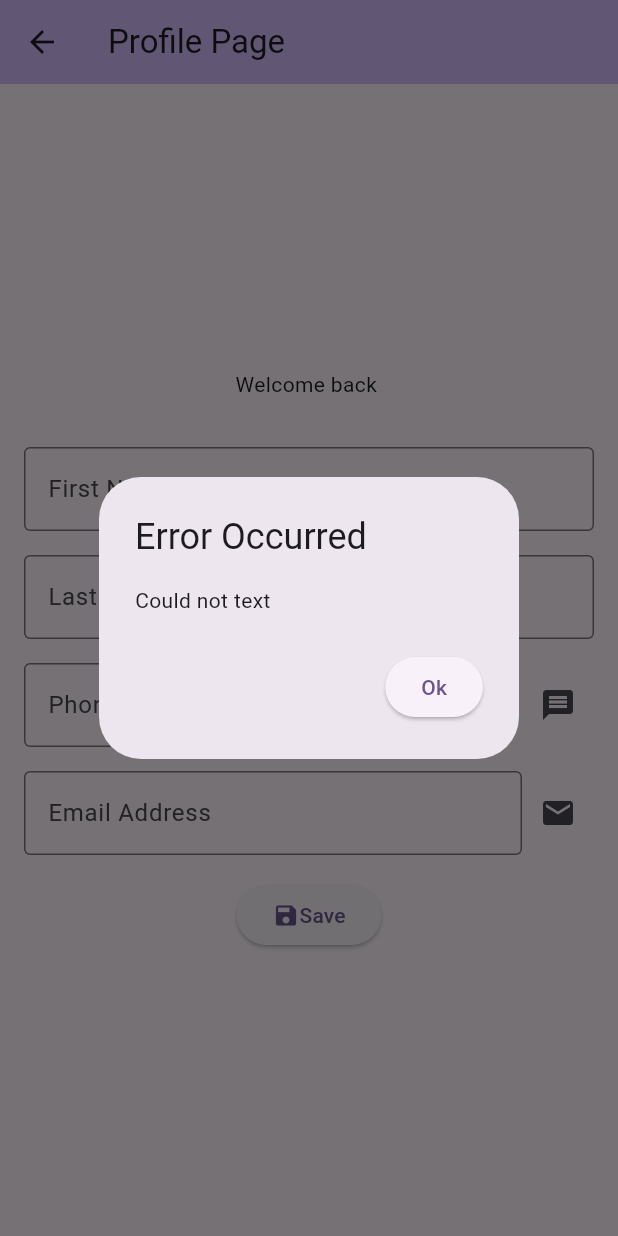
After one commit to olaassaad/my_cst2335_labs, a Flutter app: the ProfilePage screen opened by its route, after a tap on the "phone" icon, after a tap on the "message" icon, on a phone screen of 412 x 824 dp. The commit adds this screen. Run offline on Flutter 3.47's test engine with Material 3 defaults, Android fonts, the phone set to English and light mode, and no system bars; missing offline and left inert: encrypted_shared_preferences.

Commit message:
lab5 implementation

```diff
--- /dev/null
+++ b/lib/DataRepository.dart
@@ -0,0 +1,28 @@
+import 'package:encrypted_shared_preferences/encrypted_shared_preferences.dart';
+
+class DataRepository {
+  static String loginName = "";
+
+  static String firstName = "";
+  static String lastName = "";
+  static String phoneNumber = "";
+  static String emailAddress = "";
+
+  static Future<void> loadData() async {
+    EncryptedSharedPreferences prefs = EncryptedSharedPreferences();
+
+    DataRepository.firstName = await prefs.getString("FirstName");
+    DataRepository.lastName = await prefs.getString("LastName");
+    DataRepository.phoneNumber = await prefs.getString("PhoneNumber");
+    DataRepository.emailAddress = await prefs.getString("EmailAddress");
+  }
+
+  static Future<void> saveData() async {
+    EncryptedSharedPreferences prefs = EncryptedSharedPreferences();
+
+    await prefs.setString("FirstName", DataRepository.firstName);
+    await prefs.setString("LastName", DataRepository.lastName);
+    await prefs.setString("PhoneNumber", DataRepository.phoneNumber);
+    await prefs.setString("EmailAddress", DataRepository.emailAddress);
+  }
+}
--- /dev/null
+++ b/lib/ProfilePage.dart
@@ -0,0 +1,211 @@
+import 'package:flutter/material.dart';
+import 'package:my_cst2335_labs/DataRepository.dart';
+import 'package:url_launcher/url_launcher.dart';
+
+class ProfilePage extends StatefulWidget {
+  const ProfilePage({super.key});
+  @override
+  State<ProfilePage> createState() => ProfilePageState();
+}
+
+class ProfilePageState extends State<ProfilePage> {
+  late BuildContext theContext;
+
+  final TextEditingController firstNameController = TextEditingController();
+  final TextEditingController lastNameController = TextEditingController();
+  final TextEditingController phoneController = TextEditingController();
+  final TextEditingController emailController = TextEditingController();
+
+  @override
+  void initState() {
+    super.initState();
+
+    WidgetsBinding.instance.addPostFrameCallback((_) {
+      showSnackBar("Welcome back ${DataRepository.loginName}");
+
+      if (DataRepository.firstName.isEmpty) {
+        DataRepository.loadData().then((_) => loadData);
+      } else {
+        loadData();
+      }
+    });
+  }
+
+  @override
+  void dispose() {
+    super.dispose();
+    saveData();
+  }
+
+  @override
+  Widget build(BuildContext context) {
+    theContext = context;
+    return Scaffold(
+        appBar: AppBar(
+          backgroundColor: Theme
+              .of(context)
+              .colorScheme
+              .inversePrimary,
+          title: const Text("Profile Page"),
+        ),
+        body: Center(
+            child: Column(
+              mainAxisAlignment: MainAxisAlignment.center,
+              children: <Widget>[
+                Text("Welcome back ${DataRepository.loginName}"),
+                const SizedBox(height: 32.0),
+                Padding(
+                  padding: const EdgeInsets.symmetric(horizontal: 16.0),
+                  child: TextField(
+                    controller: firstNameController,
+                    decoration: const InputDecoration(
+                      labelText: 'First Name',
+                      border: OutlineInputBorder(),
+                    ),
+                  ),
+                ),
+                const SizedBox(height: 16.0),
+                Padding(
+                  padding: const EdgeInsets.symmetric(horizontal: 16.0),
+                  child: TextField(
+                    controller: lastNameController,
+                    decoration: const InputDecoration(
+                      labelText: 'Last Name',
+                      border: OutlineInputBorder(),
+                    ),
+                  ),
+                ),
+                const SizedBox(height: 16.0),
+                Padding(
+                  padding: const EdgeInsets.symmetric(horizontal: 16.0),
+                  child: Row(
+                    children: [
+                      Flexible(
+                        child: TextField(
+                          controller: phoneController,
+                          decoration: const InputDecoration(
+                            labelText: 'Phone Number',
+                            border: OutlineInputBorder(),
+                          ),
+                        ),
+                      ),
+                      IconButton(
+                          onPressed: callPhone,
+                          icon: const Icon(Icons.phone),
+                      ),
+                      const SizedBox(width: 8.0),
+                      IconButton(
+                        onPressed: textPhone,
+                        icon: const Icon(Icons.message),
+                      ),
+                    ],
+                  )
+                ),
+                const SizedBox(height: 16.0),
+                Padding(
+                  padding: const EdgeInsets.symmetric(horizontal: 16.0),
+                  child: Row(
+                    children: [
+                      Flexible(
+                          child: TextField(
+                            controller: emailController,
+                            decoration: const InputDecoration(
+                              labelText: 'Email Address',
+                              border: OutlineInputBorder(),
+                            ),
+                          ),
+                      ),
+                      IconButton(onPressed: sendEmail, icon: const Icon(Icons.email)),
+                    ],
+                  )
+                ),
+                const SizedBox(height: 16.0),
+                ElevatedButton(
+                  onPressed: saveData,
+                  child: const Row(
+                    mainAxisSize: MainAxisSize.min,
+                    children: [
+                      Icon(Icons.save),
+                      Text("Save"),
+                    ],
+                  ),
+                )
+              ],
+            )
+        )
+    ); //Use a Scaffold to layout a page with an AppBar and main body region
+  }
+
+  void showSnackBar(String message) {
+    var snackBar = SnackBar(
+      content: Text(message),
+    );
+    ScaffoldMessenger.of(theContext).showSnackBar(snackBar);
+  }
+
+  void callPhone() {
+    final Uri url = Uri.parse('tel:${phoneController.text}');
+    canLaunchUrl(url).then((canPhone) {
+      if (canPhone) {
+        launchUrl(url);
+      } else {
+        showAlertDialog("Could not call ${phoneController.text}");
+      }
+    });
+  }
+
+  void textPhone() {
+    final Uri url = Uri.parse('sms:${phoneController.text}');
+    canLaunchUrl(url).then((canText) {
+      if (canText) {
+        launchUrl(url);
+      } else {
+        showAlertDialog("Could not text ${phoneController.text}");
+      }
+    });
+  }
+
+  void sendEmail() {
+    final Uri url = Uri.parse('mailto:${emailController.text}');
+    canLaunchUrl(url).then((canMail) {
+      if (canMail) {
+        launchUrl(url);
+      } else {
+        showAlertDialog("Could not send email to ${emailController.text}");
+      }
+    });
+  }
+
+  void showAlertDialog(String message) {
+    showDialog<String>(
+      context: context,
+      builder: (BuildContext context) => AlertDialog(
+        title: const Text('Error Occurred'),
+        content: Text(message),
+        actions: <Widget>[
+          ElevatedButton(
+            onPressed: () => Navigator.pop(context),
+            child: const Text('Ok'),
+          ),
+        ],
+      ),
+    );
+  }
+
+  void loadData() {
+    firstNameController.text = DataRepository.firstName;
+    lastNameController.text = DataRepository.lastName;
+    phoneController.text = DataRepository.phoneNumber;
+    emailController.text = DataRepository.emailAddress;
+    showSnackBar("Loaded Profile");
+  }
+
+  Future<void> saveData() async {
+    DataRepository.firstName = firstNameController.text;
+    DataRepository.lastName = lastNameController.text;
+    DataRepository.phoneNumber = phoneController.text;
+    DataRepository.emailAddress = emailController.text;
+    await DataRepository.saveData();
+    showSnackBar("Saved Profile");
+  }
+}
--- a/lib/main.dart
+++ b/lib/main.dart
@@ -1,5 +1,8 @@
 import 'package:encrypted_shared_preferences/encrypted_shared_preferences.dart';
 import 'package:flutter/material.dart';
+
+import 'DataRepository.dart';
+import 'ProfilePage.dart';
 
 void main() {
   runApp(const MyApp());
@@ -16,8 +19,10 @@ class MyApp extends StatelessWidget {
         colorScheme: ColorScheme.fromSeed(seedColor: Colors.deepPurple),
         useMaterial3: true,
       ),
-      // Set LoginPage as the initial screen
-      home: const LoginPage(),
+      routes: {
+        '/': (context) => const LoginPage(),
+        '/profilePage': (context) => const ProfilePage(),
+      },
     );
   }
 }
@@ -40,7 +45,10 @@ class _LoginPageState extends State<LoginPage> {
   void initState() {
     super.initState();
 
-    loadUserPreferences();
+    WidgetsBinding.instance.addPostFrameCallback((_) {
+      loadUserPreferences();
+      DataRepository.loadData();
+    });
   }
 
   @override
@@ -81,7 +89,7 @@ class _LoginPageState extends State<LoginPage> {
             const SizedBox(height: 16.0),
             // Login Button
             ElevatedButton(
-              onPressed: loginClicked,
+              onPressed: showSaveLoginInfoDialog,
               child: const Text('Login'),
             ),
             const SizedBox(height: 16.0),
@@ -116,15 +124,16 @@ class _LoginPageState extends State<LoginPage> {
     );
   }
 
-  void loginClicked() {
-    showAlertDialog();
-
+  void tryLogin() {
     setState(() {
       // Check the password and update the image
       if (passwordController.text == "QWERTY123") {
         imageSource = "images/light-bulb.jpg";
+        DataRepository.loginName = loginController.text;
+        Navigator.pushNamed(context, '/profilePage');
       } else {
         imageSource = "images/stop-sign.jpg";
+        showLoginFailedSnackBar();
       }
     });
   }
@@ -166,6 +175,13 @@ class _LoginPageState extends State<LoginPage> {
     ScaffoldMessenger.of(theContext).showSnackBar(snackBar);
   }
 
+  void showLoginFailedSnackBar() {
+    var snackBar = const SnackBar(
+      content: Text('The login and password did not match.'),
+    );
+    ScaffoldMessenger.of(theContext).showSnackBar(snackBar);
+  }
+
   void clearUserPreferences() {
     // Clear username and password from shared preferences.
     EncryptedSharedPreferences prefs = EncryptedSharedPreferences();
@@ -179,7 +195,7 @@ class _LoginPageState extends State<LoginPage> {
     passwordController.text = "";
   }
 
-  void showAlertDialog() {
+  void showSaveLoginInfoDialog() {
     showDialog<String>(
       context: context,
       builder: (BuildContext context) => AlertDialog(
@@ -190,12 +206,14 @@ class _LoginPageState extends State<LoginPage> {
             onPressed: () {
               saveUserPreferences();
               closeDialog();
+              tryLogin();
             },
             child: const Text('Yes'),
           ),
           ElevatedButton(
             onPressed: () {
               closeDialog();
+              tryLogin();
             },
             child: const Text('No'),
           ),
--- a/pubspec.yaml
+++ b/pubspec.yaml
@@ -36,6 +36,7 @@ dependencies:
   # Use with the CupertinoIcons class for iOS style icons.
   cupertino_icons: ^1.0.8
   encrypted_shared_preferences: ^3.0.1
+  url_launcher: ^6.3.1
 
 dev_dependencies:
   flutter_test:
```
Also changed, not shown: pubspec.lock, 6 other files.
